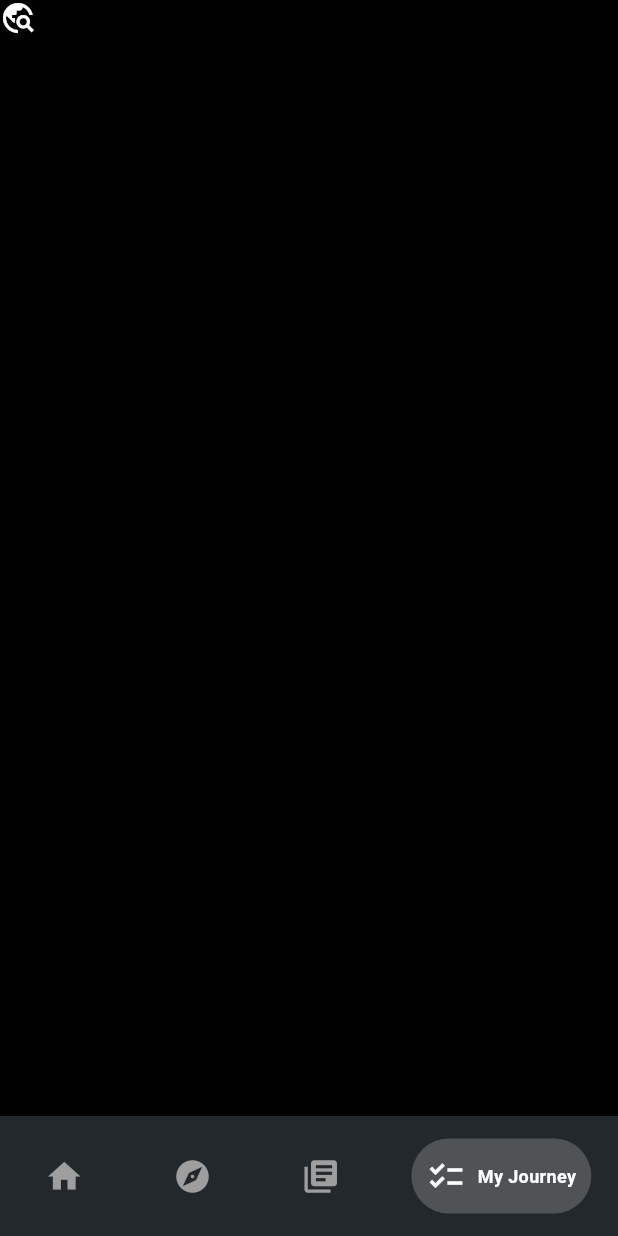
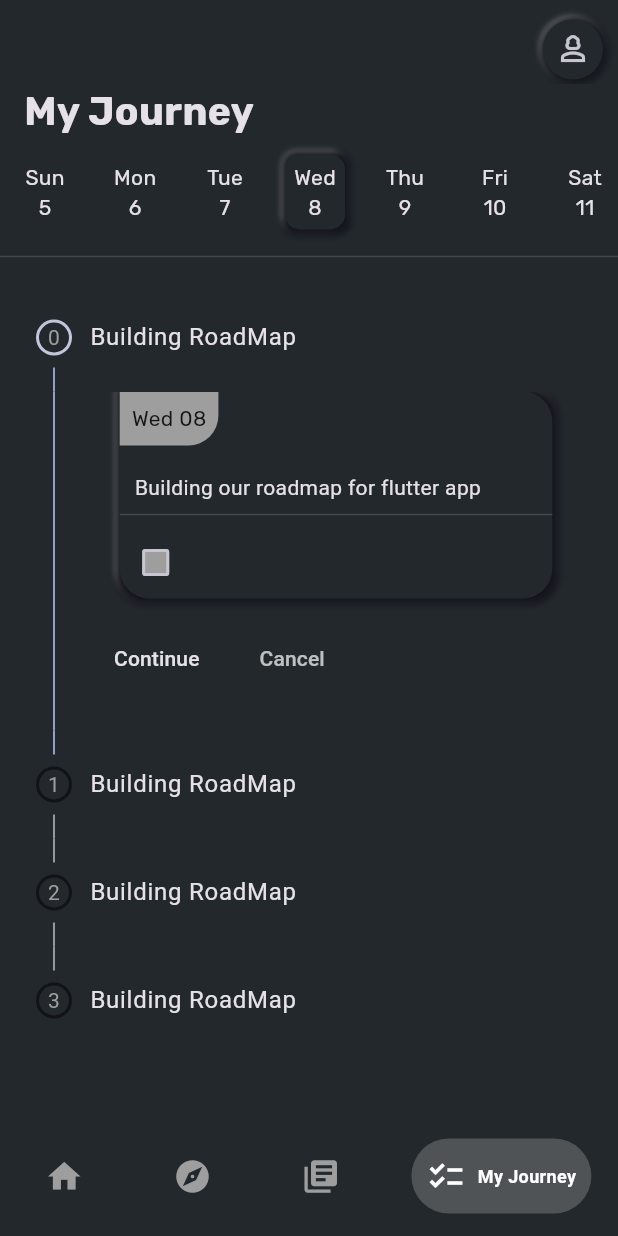
Before and after one commit to haroon7063/ardaasut-s-project, a Flutter app: the screen it shows after launch, item 4 of the bottom bar chosen, on a phone screen of 412 x 824 dp. Run offline on Flutter 3.47's test engine with Material 2 defaults, Android fonts, the phone set to English and light mode, and no system bars; drawn by our look-alikes of persistent_bottom_nav_bar; our stand-ins replace dotted_line, smooth_page_indicator.

Commit message:
added remaining screens

```diff
--- /dev/null
+++ b/lib/pages/my_journey/my_journey_screen.dart
@@ -0,0 +1,447 @@
+import 'package:flutter/material.dart';
+import 'package:intl/intl.dart';
+
+class MyJourneyScreen extends StatefulWidget {
+  const MyJourneyScreen({super.key});
+
+  @override
+  State<MyJourneyScreen> createState() => _MyJourneyScreenState();
+}
+
+class _MyJourneyScreenState extends State<MyJourneyScreen> {
+  final now = DateTime.now();
+  final format = DateFormat.d(); // Date format
+  final dayFormat = DateFormat.E(); // Date format
+
+  List<String> days = ['Mon', 'Tue', 'Wed', 'Thu', 'Fri', 'Sat', 'Sun'];
+  List<DateTime> dates = [];
+  int _index = 0;
+  bool checkValue = false;
+
+  @override
+  void initState() {
+    // Calculate dates 3 days before and after today
+    for (int i = -3; i <= 3; i++) {
+      final date = now.add(Duration(days: i));
+      dates.add(date);
+    }
+    super.initState();
+  }
+
+  @override
+  Widget build(BuildContext context) {
+    return Scaffold(
+      backgroundColor: Color(0xff23282C),
+      appBar: AppBar(
+        elevation: 0,
+        backgroundColor: Colors.transparent,
+        actions: [
+          GestureDetector(
+            onTap: () {},
+            child: Container(
+              width: 40,
+              height: 40,
+              margin: EdgeInsets.only(top: 10),
+              decoration: BoxDecoration(
+                  color: Color(0xff23282C),
+                  shape: BoxShape.circle,
+                  boxShadow: [
+                    BoxShadow(
+                        blurRadius: 3,
+                        spreadRadius: 1,
+                        offset: Offset(-1, -1),
+                        color: Colors.grey),
+                    BoxShadow(
+                        blurRadius: 3,
+                        spreadRadius: 3,
+                        offset: Offset(1, 1),
+                        color: Color(0xff14141d))
+                  ]),
+              child: Icon(Icons.person_3_outlined),
+            ),
+          ),
+          SizedBox(
+            width: 10,
+          )
+        ],
+      ),
+      body: Column(
+        children: [
+          Align(
+              alignment: Alignment.centerLeft,
+              child: Padding(
+                padding: const EdgeInsets.only(left: 16.0),
+                child: Text(
+                  'My Journey',
+                  style: TextStyle(
+                      fontWeight: FontWeight.w600,
+                      fontFamily: 'Rubik_Bold',
+                      fontSize: 26),
+                ),
+              )),
+          Container(
+            height: 70,
+            child: ListView.builder(
+              itemCount: dates.length,
+              physics: BouncingScrollPhysics(),
+              scrollDirection: Axis.horizontal,
+              itemBuilder: (context, index) {
+                return Container(
+                  width: 40,
+                  margin: EdgeInsets.all(10),
+                  padding: EdgeInsets.all(5),
+                  decoration: BoxDecoration(
+                      color: Color(0xff23282C),
+                      borderRadius: BorderRadius.circular(10),
+                      boxShadow: dates[index] == now
+                          ? [
+                              BoxShadow(
+                                  blurRadius: 3,
+                                  spreadRadius: 1,
+                                  offset: Offset(-1, -1),
+                                  color: Colors.grey),
+                              BoxShadow(
+                                  blurRadius: 3,
+                                  spreadRadius: 3,
+                                  offset: Offset(1, 1),
+                                  color: Color(0xff14141d))
+                            ]
+                          : []),
+                  child: Column(
+                    children: [
+                      Text(
+                        dayFormat.format(dates[index]),
+                        style: TextStyle(fontFamily: 'Rubik_Regular'),
+                      ),
+                      Text(
+                        format.format(dates[index]),
+                        style: TextStyle(fontFamily: 'Rubik_Regular'),
+                      ),
+                    ],
+                  ),
+                );
+              },
+            ),
+          ),
+          Divider(),
+          SizedBox(
+            height: 10,
+          ),
+          Expanded(
+              child: Stepper(
+            currentStep: _index,
+            onStepCancel: () {
+              if (_index > 0) {
+                setState(() {
+                  _index -= 1;
+                });
+              }
+            },
+            onStepContinue: () {
+              if (_index <= 0) {
+                setState(() {
+                  _index += 1;
+                });
+              }
+            },
+            onStepTapped: (int index) {
+              setState(() {
+                _index = index;
+              });
+            },
+            steps: [
+              Step(
+                  title: Text('Building RoadMap'),
+                  isActive: true,
+                  state: StepState.indexed,
+                  content: Container(
+                    width: MediaQuery.of(context).size.width * 0.7,
+                    decoration: BoxDecoration(
+                        color: Color(0xff23282C),
+                        borderRadius: BorderRadius.only(
+                            topRight: Radius.circular(20),
+                            bottomRight: Radius.circular(20),
+                            bottomLeft: Radius.circular(20)),
+                        boxShadow: [
+                          BoxShadow(
+                              blurRadius: 3,
+                              spreadRadius: 1,
+                              offset: Offset(-1, -1),
+                              color: Colors.grey),
+                          BoxShadow(
+                              blurRadius: 3,
+                              spreadRadius: 3,
+                              offset: Offset(1, 1),
+                              color: Color(0xff14141d))
+                        ]),
+                    child: Column(
+                      crossAxisAlignment: CrossAxisAlignment.start,
+                      children: [
+                        DecoratedBox(
+                            child: Padding(
+                              padding: const EdgeInsets.all(8.0),
+                              child: Text(
+                                'Wed 08',
+                                style: TextStyle(
+                                    color: Colors.black87,
+                                    fontFamily: 'Rubik_Regular'),
+                              ),
+                            ),
+                            decoration: BoxDecoration(
+                                color: Colors.grey,
+                                borderRadius: BorderRadius.only(
+                                    bottomRight: Radius.circular(20)))),
+                        SizedBox(
+                          height: 10,
+                        ),
+                        Padding(
+                          padding: const EdgeInsets.only(
+                              top: 8.0, left: 10, right: 10),
+                          child: Text('Building our roadmap for flutter app'),
+                        ),
+                        Divider(),
+                        Row(
+                          children: [
+                            Checkbox(
+                              value: checkValue,
+                              checkColor: Colors.black87,
+                              fillColor: MaterialStatePropertyAll(Colors.grey),
+                              activeColor: Colors.grey.shade900,
+                              onChanged: (value) {
+                                setState(() {
+                                  checkValue = !checkValue;
+                                });
+                              },
+                            )
+                          ],
+                        )
+                      ],
+                    ),
+                  )),
+              Step(
+                  title: Text('Building RoadMap'),
+                  isActive: false,
+                  state: StepState.indexed,
+                  content: Container(
+                    width: MediaQuery.of(context).size.width * 0.7,
+                    decoration: BoxDecoration(
+                        color: Color(0xff23282C),
+                        borderRadius: BorderRadius.only(
+                            topRight: Radius.circular(20),
+                            bottomRight: Radius.circular(20),
+                            bottomLeft: Radius.circular(20)),
+                        boxShadow: [
+                          BoxShadow(
+                              blurRadius: 3,
+                              spreadRadius: 1,
+                              offset: Offset(-1, -1),
+                              color: Colors.grey),
+                          BoxShadow(
+                              blurRadius: 3,
+                              spreadRadius: 3,
+                              offset: Offset(1, 1),
+                              color: Color(0xff14141d))
+                        ]),
+                    child: Column(
+                      crossAxisAlignment: CrossAxisAlignment.start,
+                      children: [
+                        DecoratedBox(
+                            child: Padding(
+                              padding: const EdgeInsets.all(8.0),
+                              child: Text(
+                                'Thu 09',
+                                style: TextStyle(
+                                    color: Colors.black87,
+                                    fontFamily: 'Rubik_Regular'),
+                              ),
+                            ),
+                            decoration: BoxDecoration(
+                                color: Colors.grey,
+                                borderRadius: BorderRadius.only(
+                                    bottomRight: Radius.circular(20)))),
+                        SizedBox(
+                          height: 10,
+                        ),
+                        Padding(
+                          padding: const EdgeInsets.only(
+                              top: 8.0, left: 10, right: 10),
+                          child: Text('Building our roadmap for flutter app'),
+                        ),
+                        Divider(),
+                        Row(
+                          children: [
+                            Checkbox(
+                              value: checkValue,
+                              checkColor: Colors.black87,
+                              fillColor: MaterialStatePropertyAll(Colors.grey),
+                              activeColor: Colors.grey.shade900,
+                              onChanged: (value) {
+                                setState(() {
+                                  checkValue = !checkValue;
+                                });
+                              },
+                            )
+                          ],
+                        )
+                      ],
+                    ),
+                  )),
+              Step(
+                  title: Text('Building RoadMap'),
+                  isActive: false,
+                  state: StepState.indexed,
+                  content: Container(
+                    width: MediaQuery.of(context).size.width * 0.7,
+                    decoration: BoxDecoration(
+                        color: Color(0xff23282C),
+                        borderRadius: BorderRadius.only(
+                            topRight: Radius.circular(20),
+                            bottomRight: Radius.circular(20),
+                            bottomLeft: Radius.circular(20)),
+                        boxShadow: [
+                          BoxShadow(
+                              blurRadius: 3,
+                              spreadRadius: 1,
+                              offset: Offset(-1, -1),
+                              color: Colors.grey),
+                          BoxShadow(
+                              blurRadius: 3,
+                              spreadRadius: 3,
+                              offset: Offset(1, 1),
+                              color: Color(0xff14141d))
+                        ]),
+                    child: Column(
+                      crossAxisAlignment: CrossAxisAlignment.start,
+                      children: [
+                        DecoratedBox(
+                            child: Padding(
+                              padding: const EdgeInsets.all(8.0),
+                              child: Text(
+                                'Fri 10',
+                                style: TextStyle(
+                                    color: Colors.black87,
+                                    fontFamily: 'Rubik_Regular'),
+                              ),
+                            ),
+                            decoration: BoxDecoration(
+                                color: Colors.grey,
+                                borderRadius: BorderRadius.only(
+                                    bottomRight: Radius.circular(20)))),
+                        SizedBox(
+                          height: 10,
+                        ),
+                        Padding(
+                          padding: const EdgeInsets.only(
+                              top: 8.0, left: 10, right: 10),
+                          child: Text('Building our roadmap for flutter app'),
+                        ),
+                        Divider(),
+                        Row(
+                          children: [
+                            Checkbox(
+                              value: checkValue,
+                              checkColor: Colors.black87,
+                              fillColor: MaterialStatePropertyAll(Colors.grey),
+                              activeColor: Colors.grey.shade900,
+                              onChanged: (value) {
+                                setState(() {
+                                  checkValue = !checkValue;
+                                });
+                              },
+                            )
+                          ],
+                        )
+                      ],
+                    ),
+                  )),
+              Step(
+                  title: Text('Building RoadMap'),
+                  isActive: false,
+                  state: StepState.indexed,
+                  content: Container(
+                    width: MediaQuery.of(context).size.width * 0.7,
+                    decoration: BoxDecoration(
+                        color: Color(0xff23282C),
+                        borderRadius: BorderRadius.only(
+                            topRight: Radius.circular(20),
+                            bottomRight: Radius.circular(20),
+                            bottomLeft: Radius.circular(20)),
+                        boxShadow: [
+                          BoxShadow(
+                              blurRadius: 3,
+                              spreadRadius: 1,
+                              offset: Offset(-1, -1),
+                              color: Colors.grey),
+                          BoxShadow(
+                              blurRadius: 3,
+                              spreadRadius: 3,
+                              offset: Offset(1, 1),
+                              color: Color(0xff14141d))
+                        ]),
+                    child: Column(
+                      crossAxisAlignment: CrossAxisAlignment.start,
+                      children: [
+                        DecoratedBox(
+                            child: Padding(
+                              padding: const EdgeInsets.all(8.0),
+                              child: Text(
+                                'Sat 11',
+                                style: TextStyle(
+                                    color: Colors.black87,
+                                    fontFamily: 'Rubik_Regular'),
+                              ),
+                            ),
+                            decoration: BoxDecoration(
+                                color: Colors.grey,
+                                borderRadius: BorderRadius.only(
+                                    bottomRight: Radius.circular(20)))),
+                        SizedBox(
+                          height: 10,
+                        ),
+                        Padding(
+                          padding: const EdgeInsets.only(
+                              top: 8.0, left: 10, right: 10),
+                          child: Text('Building our roadmap for flutter app'),
+                        ),
+                        Divider(),
+                        Row(
+                          children: [
+                            Checkbox(
+                              value: checkValue,
+                              checkColor: Colors.black87,
+                              fillColor: MaterialStatePropertyAll(Colors.grey),
+                              activeColor: Colors.grey.shade900,
+                              onChanged: (value) {
+                                setState(() {
+                                  checkValue = !checkValue;
+                                });
+                              },
+                            )
+                          ],
+                        )
+                      ],
+                    ),
+                  )),
+            ],
+            type: StepperType.vertical,
+            stepIconBuilder: (stepIndex, stepState) {
+              return Container(
+                width: 20,
+                height: 20,
+                decoration: BoxDecoration(
+                  color: Color(0xff23282C),
+                  shape: BoxShape.circle,
+                ),
+                child: Text(
+                  stepIndex.toString(),
+                  textAlign: TextAlign.center,
+                  style: TextStyle(color: Colors.grey),
+                ),
+              );
+            },
+          ))
+        ],
+      ),
+    );
+  }
+}
--- a/lib/pages/tab_view/tab_Screen.dart
+++ b/lib/pages/tab_view/tab_Screen.dart
@@ -1,4 +1,7 @@
+import 'package:fiverr_project_ardaasut/pages/discover/discover_screen.dart';
 import 'package:fiverr_project_ardaasut/pages/home/home_screen.dart';
+import 'package:fiverr_project_ardaasut/pages/my_journey/my_journey_screen.dart';
+import 'package:fiverr_project_ardaasut/pages/story/story_screen.dart';
 import 'package:flutter/material.dart';
 import 'package:flutter/services.dart';
 import 'package:persistent_bottom_nav_bar/persistent_tab_view.dart';
@@ -22,10 +25,14 @@ class _HomePageState extends State<HomePage> {
       context,
       screens: [
         HomeScreen(),
-        Icon(Icons.ac_unit),
-        Icon(Icons.abc_sharp),
-        Icon(Icons.travel_explore)
+        DiscoverScreen(),
+        StoryScreen(),
+        MyJourneyScreen()
       ],
+      screenTransitionAnimation: ScreenTransitionAnimation(
+          duration: Duration(milliseconds: 500),
+          animateTabTransition: true,
+          curve: Curves.easeInOut),
       backgroundColor: Color(0xff23282C),
       navBarStyle: NavBarStyle.style1,
       navBarHeight: 80,
```
Also changed, not shown: lib/pages/discover/discover_screen.dart (added, +18 -0 lines), lib/pages/home/home_screen.dart (+41 -35 lines), lib/pages/story/story_screen.dart (added, +155 -0 lines), assets/images/nature1.jpg (added).
